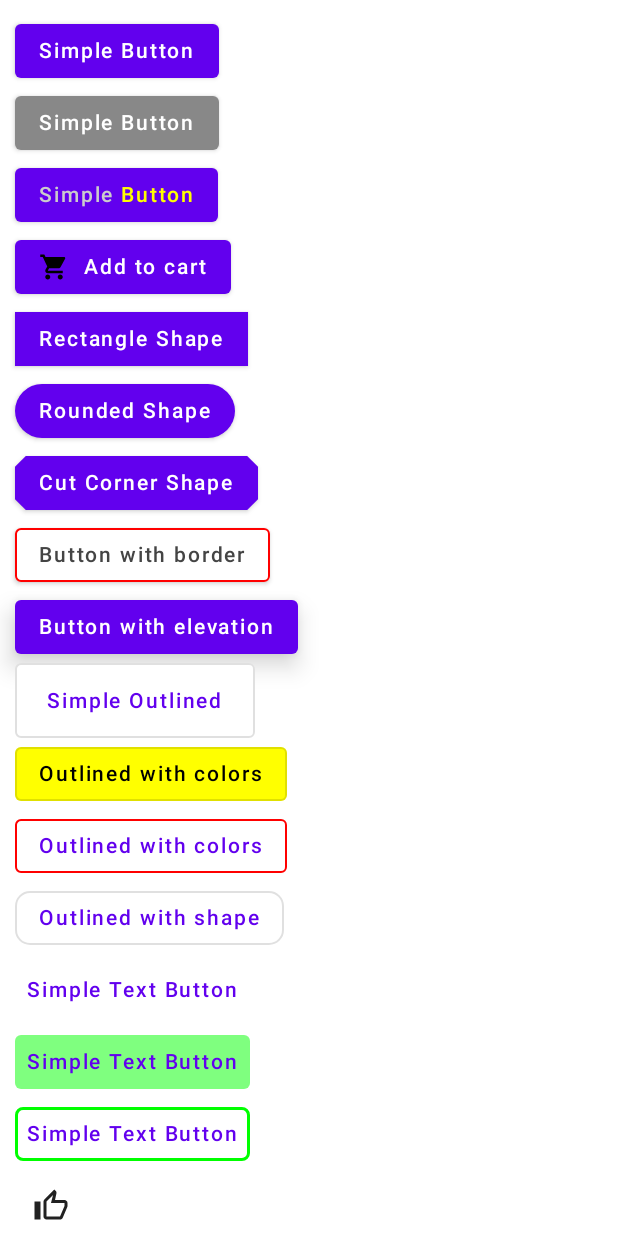
After one commit to aparna-tati-simformsolutions/Jetpack-Compose, an Android app built with Jetpack Compose: the composable ButtonComponent shown on its own in the app's theme, on a phone screen of 412 x 824 dp. The commit adds this screen. Run offline under Robolectric (Android 15) with nearby library versions, the phone set to English and light mode, and no system bars.

Commit message:
Button component

```diff
--- a/app/src/main/java/com/example/myapplication/navigation/NavGraph.kt
+++ b/app/src/main/java/com/example/myapplication/navigation/NavGraph.kt
@@ -4,6 +4,7 @@ import androidx.compose.runtime.Composable
 import androidx.navigation.NavHostController
 import androidx.navigation.compose.NavHost
 import androidx.navigation.compose.composable
+import com.example.myapplication.ui.components.ButtonComponent
 import com.example.myapplication.ui.components.Components
 import com.example.myapplication.ui.components.TextComponent
 import com.example.myapplication.ui.components.TextFieldComponent
@@ -23,5 +24,8 @@ fun NavGraph(navController: NavHostController) {
         composable(route = Screens.TextField.route) {
             TextFieldComponent()
         }
+        composable(route = Screens.Button.route) {
+            ButtonComponent()
+        }
     }
 }
--- a/app/src/main/java/com/example/myapplication/navigation/Screens.kt
+++ b/app/src/main/java/com/example/myapplication/navigation/Screens.kt
@@ -4,4 +4,5 @@ sealed class Screens(val route: String) {
     object Components: Screens("Components_Screen")
     object Text: Screens("Text_Screen")
     object TextField: Screens("Textfield_Screen")
+    object Button: Screens("Button_Screen")
 }
--- /dev/null
+++ b/app/src/main/java/com/example/myapplication/ui/components/ButtonComponent.kt
@@ -0,0 +1,258 @@
+package com.example.myapplication.ui.components
+
+import android.widget.Toast
+import androidx.compose.foundation.BorderStroke
+import androidx.compose.foundation.Image
+import androidx.compose.foundation.layout.Column
+import androidx.compose.foundation.layout.Row
+import androidx.compose.foundation.layout.Spacer
+import androidx.compose.foundation.layout.padding
+import androidx.compose.foundation.layout.size
+import androidx.compose.foundation.layout.width
+import androidx.compose.foundation.rememberScrollState
+import androidx.compose.foundation.shape.CutCornerShape
+import androidx.compose.foundation.shape.RoundedCornerShape
+import androidx.compose.foundation.verticalScroll
+import androidx.compose.material.Button
+import androidx.compose.material.ButtonDefaults
+import androidx.compose.material.Icon
+import androidx.compose.material.IconButton
+import androidx.compose.material.OutlinedButton
+import androidx.compose.material.Text
+import androidx.compose.material.TextButton
+import androidx.compose.material.icons.Icons
+import androidx.compose.material.icons.outlined.ThumbUp
+import androidx.compose.runtime.Composable
+import androidx.compose.ui.Alignment
+import androidx.compose.ui.Modifier
+import androidx.compose.ui.graphics.Color
+import androidx.compose.ui.graphics.RectangleShape
+import androidx.compose.ui.platform.LocalContext
+import androidx.compose.ui.res.painterResource
+import androidx.compose.ui.unit.dp
+import com.example.myapplication.R
+
+@Composable
+fun ButtonComponent() {
+    Column(
+        modifier = Modifier
+            .padding(10.dp)
+            .verticalScroll(rememberScrollState())
+    ) {
+        SimpleButton()
+        ButtonWithColor()
+        ButtonWithTwoTexts()
+        ButtonWithIcon()
+        ButtonWithRectangleShape()
+        ButtonWithRoundedShape()
+        ButtonWithCutCornerShape()
+        ButtonWithBorder()
+        ButtonWithElevation()
+        SimpleOutlinedButton()
+        OutlinedButtonWithColors()
+        OutlinedButtonWithBorderColor()
+        OutlinedButtonWithShape()
+        SimpleTextButton()
+        TextButtonWithColors()
+        TextButtonWithShapeAndBorder()
+        SimpleIconButton()
+        IconButtonWithSize()
+        IconButtonWithText()
+    }
+}
+
+@Composable
+fun SimpleButton() {
+    Button(onClick = { /*TODO*/ }) {
+        Text(text = "Simple Button")
+    }
+}
+
+@Composable
+fun ButtonWithColor() {
+    Button(
+        onClick = { /*TODO*/ },
+        colors = ButtonDefaults.buttonColors(backgroundColor = Color.Gray)
+    ) {
+        Text(text = "Simple Button", color = Color.White)
+    }
+}
+
+@Composable
+fun ButtonWithTwoTexts() {
+    Button(onClick = { /*TODO*/ }) {
+        Text(text = "Simple", color = Color.LightGray)
+        Text(text = " Button", color = Color.Yellow)
+    }
+}
+
+@Composable
+fun ButtonWithIcon() {
+    Button(onClick = { /*TODO*/ }) {
+        Image(
+            painter = painterResource(id = R.drawable.baseline_shopping_cart_24),
+            contentDescription = "cartIcon",
+            modifier = Modifier.size(20.dp)
+        )
+        Text(text = "Add to cart", modifier = Modifier.padding(start = 10.dp))
+    }
+}
+
+@Composable
+fun ButtonWithRectangleShape() {
+    Button(onClick = { /*TODO*/ }, shape = RectangleShape) {
+        Text(text = "Rectangle Shape")
+    }
+}
+
+@Composable
+fun ButtonWithRoundedShape() {
+    Button(onClick = { /*TODO*/ }, shape = RoundedCornerShape(20.dp)) {
+        Text(text = "Rounded Shape")
+    }
+}
+
+@Composable
+fun ButtonWithCutCornerShape() {
+    Button(onClick = { /*TODO*/ }, shape = CutCornerShape(20)) {
+        Text(text = "Cut Corner Shape")
+    }
+}
+
+@Composable
+fun ButtonWithBorder() {
+    Button(
+        onClick = { /*TODO*/ },
+        border = BorderStroke(width = 1.dp, color = Color.Red),
+        colors = ButtonDefaults.outlinedButtonColors(contentColor = Color.Red)
+    ) {
+        Text(text = "Button with border", color = Color.DarkGray)
+    }
+}
+
+@Composable
+fun ButtonWithElevation() {
+    Button(
+        onClick = { /*TODO*/ },
+        elevation = ButtonDefaults.elevation(
+            defaultElevation = 10.dp,
+            pressedElevation = 15.dp,
+            disabledElevation = 0.dp
+        )) {
+        Text(text = "Button with elevation")
+    }
+}
+
+@Composable
+fun SimpleOutlinedButton() {
+    val context = LocalContext.current.applicationContext
+    OutlinedButton(
+        onClick = {
+            Toast.makeText(context, "Clicked", Toast.LENGTH_LONG).show()
+        },
+        modifier = Modifier.size(width = 160.dp, height = 50.dp)
+    ) {
+        Text(text = "Simple Outlined")
+    }
+}
+
+@Composable
+fun OutlinedButtonWithColors() {
+    val context = LocalContext.current.applicationContext
+    OutlinedButton(
+        onClick = {
+            Toast.makeText(context, "Clicked", Toast.LENGTH_LONG).show()
+        },
+        colors = ButtonDefaults.buttonColors(
+            backgroundColor = Color.Yellow
+        )
+    ) {
+        Text(text = "Outlined with colors")
+    }
+}
+
+@Composable
+fun OutlinedButtonWithBorderColor() {
+    val context = LocalContext.current.applicationContext
+    OutlinedButton(
+        onClick = {
+            Toast.makeText(context, "Clicked", Toast.LENGTH_LONG).show()
+        },
+        border = BorderStroke(1.dp, Color.Red)
+    ) {
+        Text(text = "Outlined with colors")
+    }
+}
+
+@Composable
+fun OutlinedButtonWithShape() {
+    val context = LocalContext.current.applicationContext
+    OutlinedButton(
+        onClick = {
+            Toast.makeText(context, "Clicked", Toast.LENGTH_LONG).show()
+        },
+        shape = RoundedCornerShape(10.dp)
+    ) {
+        Text(text = "Outlined with shape")
+    }
+}
+
+@Composable
+fun SimpleTextButton() {
+    TextButton(onClick = { /*TODO*/ }) {
+        Text(text = "Simple Text Button")
+    }
+}
+
+@Composable
+fun TextButtonWithColors() {
+    TextButton(onClick = { /*TODO*/ }, colors = ButtonDefaults.textButtonColors(
+        backgroundColor = Color.Green.copy(alpha = 0.5f)
+    )) {
+        Text(text = "Simple Text Button")
+    }
+}
+
+@Composable
+fun TextButtonWithShapeAndBorder() {
+    TextButton(
+        onClick = { /*TODO*/ },
+        shape = RoundedCornerShape(percent = 15),
+        border = BorderStroke(width = 2.dp, color = Color.Green)
+    ) {
+        Text(text = "Simple Text Button")
+    }
+}
+
+@Composable
+fun SimpleIconButton() {
+    IconButton(onClick = { /*TODO*/ }) {
+        Icon(imageVector = Icons.Outlined.ThumbUp, contentDescription = "ThumbsUp")
+    }
+}
+
+@Composable
+fun IconButtonWithSize() {
+    IconButton(onClick = { /*TODO*/ }) {
+        Icon(
+            imageVector = Icons.Outlined.ThumbUp,
+            contentDescription = "ThumbsUp",
+            modifier = Modifier.size(50.dp),
+            tint = Color.Green
+        )
+    }
+}
+
+@Composable
+fun IconButtonWithText() {
+    IconButton(onClick = { /*TODO*/ }) {
+        Row(verticalAlignment = Alignment.CenterVertically) {
+            Icon(
+                imageVector = Icons.Outlined.ThumbUp,
+                contentDescription = "ThumbsUp"
+            )
+            Spacer(modifier = Modifier.width(width = 8.dp))
+            Text(text = "Like")
+        }
+    }
+}
--- a/app/src/main/java/com/example/myapplication/ui/components/Components.kt
+++ b/app/src/main/java/com/example/myapplication/ui/components/Components.kt
@@ -21,5 +21,11 @@ fun Components(navController: NavController) {
         }) {
             Text(text = "TextField Component")
         }
+
+        Button(onClick = {
+            navController.navigate(Screens.Button.route)
+        }) {
+            Text(text = "Button Component")
+        }
     }
 }
--- /dev/null
+++ b/app/src/main/res/drawable/baseline_shopping_cart_24.xml
@@ -0,0 +1,5 @@
+<vector android:height="24dp" android:tint="#000000"
+    android:viewportHeight="24" android:viewportWidth="24"
+    android:width="24dp" xmlns:android="http://schemas.android.com/apk/res/android">
+    <path android:fillColor="@android:color/white" android:pathData="M7,18c-1.1,0 -1.99,0.9 -1.99,2S5.9,22 7,22s2,-0.9 2,-2 -0.9,-2 -2,-2zM1,2v2h2l3.6,7.59 -1.35,2.45c-0.16,0.28 -0.25,0.61 -0.25,0.96 0,1.1 0.9,2 2,2h12v-2L7.42,15c-0.14,0 -0.25,-0.11 -0.25,-0.25l0.03,-0.12 0.9,-1.63h7.45c0.75,0 1.41,-0.41 1.75,-1.03l3.58,-6.49c0.08,-0.14 0.12,-0.31 0.12,-0.48 0,-0.55 -0.45,-1 -1,-1L5.21,4l-0.94,-2L1,2zM17,18c-1.1,0 -1.99,0.9 -1.99,2s0.89,2 1.99,2 2,-0.9 2,-2 -0.9,-2 -2,-2z"/>
+</vector>
```
